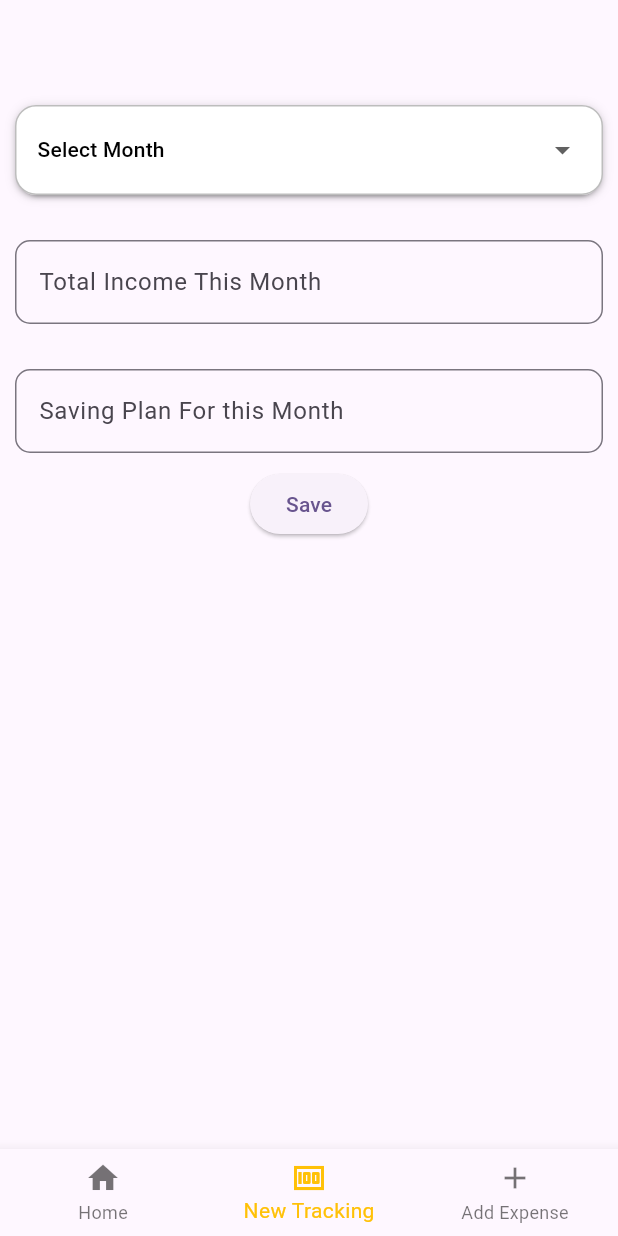
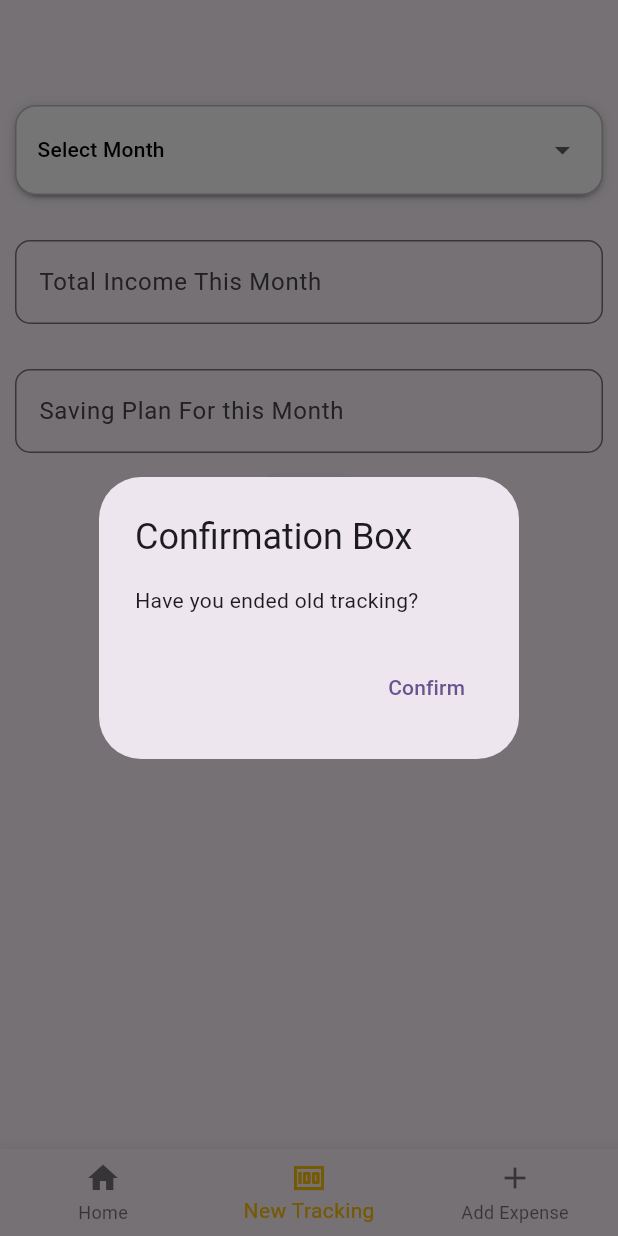
Before and after one commit to MRKhan003/Finance-Tracker, a Flutter app: the screen it shows after launch, item 2 of the bottom bar chosen, after a tap on "Save", on a phone screen of 412 x 824 dp. Run offline on Flutter 3.47's test engine with Material 3 defaults, Android fonts, the phone set to English and light mode, and no system bars; drawn by our look-alikes of dropdown_button2; our stand-ins replace cloud_firestore, firebase_core, fluttertoast; accounts and stored records are empty.

Commit message:
Second Commit

```diff
--- a/lib/CardsScreen/newTrackingScreen.dart
+++ b/lib/CardsScreen/newTrackingScreen.dart
@@ -119,6 +119,19 @@ class _NewTrackingState extends State<NewTracking> {
               ),
               ElevatedButton(
                 onPressed: () {
+                  showDialog(
+                    context: context,
+                    builder: (context) {
+                      return AlertDialog(
+                        title: Text('Confirmation Box'),
+                        content: Text('Have you ended old tracking?'),
+                        actions: <Widget>[
+                          TextButton(
+                            style: TextButton.styleFrom(
+                              textStyle: Theme.of(context).textTheme.labelLarge,
+                            ),
+                            child: const Text('Confirm'),
+                            onPressed: () {
                               plan.month = selectedValue;
                               plan.totalEarnings = int.tryParse(
                                 DrawerFieldControler.incomeController.text,
@@ -127,11 +140,18 @@ class _NewTrackingState extends State<NewTracking> {
                                 DrawerFieldControler.savingController.text,
                               );
                               UserFirebase().SendClientData(plan);
-                  Navigator.pushReplacement(context, MaterialPageRoute(
+                              Navigator.pushReplacement(context,
+                                  MaterialPageRoute(
                                 builder: (context) {
                                   return HomePage();
                                 },
                               ));
+                            },
+                          ),
+                        ],
+                      );
+                    },
+                  );
                 },
                 child: const Text(
                   "Save",
--- a/lib/Firebase/FinancePlan.dart
+++ b/lib/Firebase/FinancePlan.dart
@@ -1,9 +1,10 @@
 class FinancePlan {
   int? totalEarnings, savingPlan;
-  String? month;
+  String? month, status;
   FinancePlan({
     this.totalEarnings,
     this.savingPlan,
     this.month,
+    this.status,
   });
 }
--- a/lib/Firebase/UserFirebase.dart
+++ b/lib/Firebase/UserFirebase.dart
@@ -16,6 +16,7 @@ class UserFirebase {
         "Saving Amount": plan.savingPlan,
         "Current Month": plan.month,
         "Plan Starting Time": Timestamp.now(),
+        "Status": "Continued",
       });
       Fluttertoast.showToast(
         msg: "Data added successfully",
--- a/lib/Home Page/home.dart
+++ b/lib/Home Page/home.dart
@@ -1,6 +1,7 @@
 import 'package:cloud_firestore/cloud_firestore.dart';
 import 'package:expense_tracker/Widgets/historyList.dart';
 import 'package:flutter/material.dart';
+import 'package:fluttertoast/fluttertoast.dart';
 
 class HomePage extends StatefulWidget {
   @override
@@ -9,7 +10,7 @@ class HomePage extends StatefulWidget {
 
 class _HomePageState extends State<HomePage> {
   int? totalAmount, savingAmount, totalSpending;
-  String? month;
+  String? month, status;
   List<int> spendingAmount = [];
   List<String> purpose = [];
   List<String> days = [];
@@ -20,11 +21,33 @@ class _HomePageState extends State<HomePage> {
     QuerySnapshot snapshot = await data.get();
     print("Execution....");
     snapshot.docs.forEach((doc) {
-      setState(() {
-        totalAmount = doc['Total Amount'];
-        savingAmount = doc['Saving Amount'];
-        month = doc['Current Month'];
-      });
+      if (doc['Status'] == 'Continued') {
+        setState(() {
+          totalAmount = doc['Total Amount'];
+          savingAmount = doc['Saving Amount'];
+          month = doc['Current Month'];
+        });
+      } else {
+        Fluttertoast.showToast(
+          msg: "Start a tracking to show data.",
+          toastLength: Toast.LENGTH_SHORT,
+          gravity: ToastGravity.CENTER,
+          timeInSecForIosWeb: 10,
+          backgroundColor: Colors.green,
+          textColor: Colors.white,
+          fontSize: 16.0,
+        );
+      }
+    });
+  }
+
+  Future<void> setData() async {
+    FirebaseFirestore.instance.collection("Roshaan").doc(month).update(
+      {
+        'Status': 'Ended',
+      },
+    ).catchError((error) {
+      print(error);
     });
   }
 
@@ -199,6 +222,22 @@ class _HomePageState extends State<HomePage> {
                         ),
                       ],
                     ),
+                    ElevatedButton(
+                      onPressed: () {
+                        setData();
+                      },
+                      child: Text(
+                        "End Tracking",
+                        style: TextStyle(
+                          color: Colors.white,
+                        ),
+                      ),
+                      style: ButtonStyle(
+                        backgroundColor: MaterialStatePropertyAll(
+                          Colors.red,
+                        ),
+                      ),
+                    ),
                   ],
                 ),
               ),
```
Also changed, not shown: lib/CardsScreen/NewExpenseScreen.dart (+25 -3 lines). Lines whose indentation alone changed are shown as unchanged.
